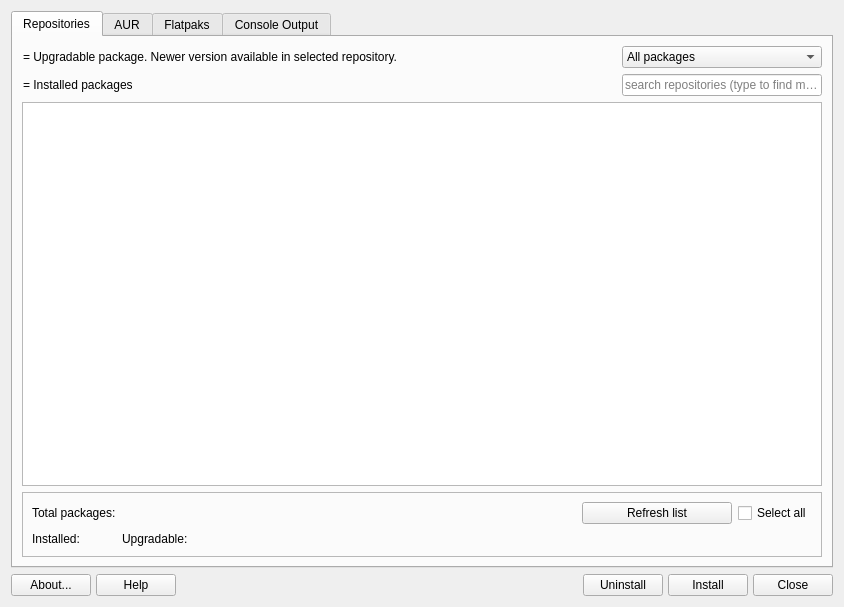
The window that src/mainwindow.ui (AdrianTM/mx-packageinstaller) describes before a commit, drawn with Qt 5.
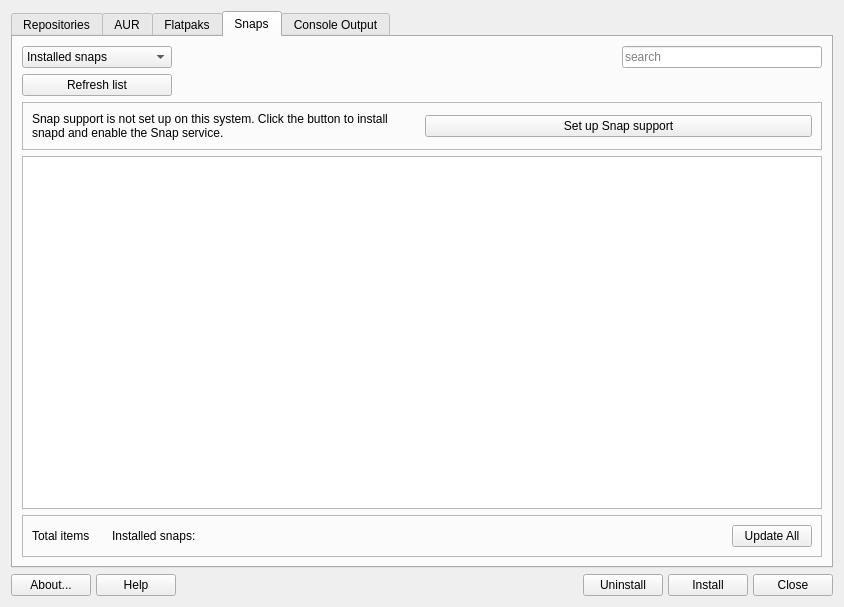
The same window after the commit. The open tabs and pages were chosen to show the change. Icons and pictures are not drawn.

Commit message:
Add Snap package management tab
Add a Snaps tab after the Flatpaks tab, shown only on systemd systems.
It supports searching the store (snap find), installing, removing, and
updating snaps, with a one-button snapd setup (installs snapd and runs
the snapd_setup helper to enable the service and install core), elevated
through the MXPI elevation tool.

Error dialogs for snap operations now report the short reason in the
message and put the raw backend output in the collapsible "Show Details"
box instead of cramming it into the title.

Patch:
```diff
--- a/src/mainwindow.ui
+++ b/src/mainwindow.ui
@@ -980,6 +980,213 @@
        </item>
       </layout>
      </widget>
+     <widget class="QWidget" name="tabSnap">
+      <property name="sizePolicy">
+       <sizepolicy hsizetype="Preferred" vsizetype="Expanding">
+        <horstretch>0</horstretch>
+        <verstretch>0</verstretch>
+       </sizepolicy>
+      </property>
+      <attribute name="title">
+       <string>Snaps</string>
+      </attribute>
+      <layout class="QGridLayout" name="gridLayoutSnap">
+       <item row="0" column="0">
+        <widget class="QComboBox" name="comboFilterSnap">
+         <property name="minimumSize">
+          <size>
+           <width>150</width>
+           <height>0</height>
+          </size>
+         </property>
+         <property name="maximumSize">
+          <size>
+           <width>200</width>
+           <height>16777215</height>
+          </size>
+         </property>
+         <property name="toolTip">
+          <string>&lt;html&gt;&lt;head/&gt;&lt;body&gt;&lt;p&gt;Filter packages according to their status.&lt;/p&gt;&lt;/body&gt;&lt;/html&gt;</string>
+         </property>
+         <property name="currentText">
+          <string>Installed snaps</string>
+         </property>
+         <item>
+          <property name="text">
+           <string>Installed snaps</string>
+          </property>
+         </item>
+         <item>
+          <property name="text">
+           <string>Search store</string>
+          </property>
+         </item>
+        </widget>
+       </item>
+       <item row="0" column="1">
+        <spacer name="horizontalSpacerSnap">
+         <property name="orientation">
+          <enum>Qt::Orientation::Horizontal</enum>
+         </property>
+         <property name="sizeHint" stdset="0">
+          <size>
+           <width>40</width>
+           <height>20</height>
+          </size>
+         </property>
+        </spacer>
+       </item>
+       <item row="0" column="2">
+        <widget class="QLineEdit" name="searchBoxSnap">
+         <property name="minimumSize">
+          <size>
+           <width>150</width>
+           <height>0</height>
+          </size>
+         </property>
+         <property name="maximumSize">
+          <size>
+           <width>200</width>
+           <height>16777215</height>
+          </size>
+         </property>
+         <property name="toolTip">
+          <string>&lt;html&gt;&lt;head/&gt;&lt;body&gt;&lt;p&gt;Type a term and press Enter to search the snap store.&lt;/p&gt;&lt;/body&gt;&lt;/html&gt;</string>
+         </property>
+         <property name="placeholderText">
+          <string>search</string>
+         </property>
+         <property name="clearButtonEnabled">
+          <bool>true</bool>
+         </property>
+        </widget>
+       </item>
+       <item row="1" column="0">
+        <widget class="QPushButton" name="pushRefreshSnap">
+         <property name="text">
+          <string>Refresh list</string>
+         </property>
+         <property name="autoDefault">
+          <bool>false</bool>
+         </property>
+        </widget>
+       </item>
+       <item row="2" column="0" colspan="3">
+        <widget class="QFrame" name="frameSnapSetup">
+         <property name="frameShape">
+          <enum>QFrame::Shape::StyledPanel</enum>
+         </property>
+         <property name="frameShadow">
+          <enum>QFrame::Shadow::Raised</enum>
+         </property>
+         <layout class="QGridLayout" name="gridLayoutSnapSetup">
+          <item row="0" column="0">
+           <widget class="QLabel" name="labelSnapSetup">
+            <property name="text">
+             <string>Snap support is not set up on this system. Click the button to install snapd and enable the Snap service.</string>
+            </property>
+            <property name="wordWrap">
+             <bool>true</bool>
+            </property>
+           </widget>
+          </item>
+          <item row="0" column="1">
+           <widget class="QPushButton" name="pushSetupSnapd">
+            <property name="text">
+             <string>Set up Snap support</string>
+            </property>
+            <property name="icon">
+             <iconset theme="system-software-install"/>
+            </property>
+            <property name="autoDefault">
+             <bool>false</bool>
+            </property>
+           </widget>
+          </item>
+         </layout>
+        </widget>
+       </item>
+       <item row="3" column="0" colspan="3">
+        <widget class="QTreeView" name="treeSnap">
+         <property name="sizePolicy">
+          <sizepolicy hsizetype="Expanding" vsizetype="Expanding">
+           <horstretch>0</horstretch>
+           <verstretch>0</verstretch>
+          </sizepolicy>
+         </property>
+         <property name="sortingEnabled">
+          <bool>true</bool>
+         </property>
+        </widget>
+       </item>
+       <item row="4" column="0" colspan="3">
+        <widget class="QFrame" name="frameSnap">
+         <property name="frameShape">
+          <enum>QFrame::Shape::StyledPanel</enum>
+         </property>
+         <property name="frameShadow">
+          <enum>QFrame::Shadow::Raised</enum>
+         </property>
+         <layout class="QGridLayout" name="gridLayoutSnapBottom">
+          <item row="0" column="0">
+           <widget class="QLabel" name="labelTotalApps_5">
+            <property name="text">
+             <string>Total items </string>
+            </property>
+           </widget>
+          </item>
+          <item row="0" column="1">
+           <widget class="QLabel" name="labelNumAppSnap">
+            <property name="text">
+             <string/>
+            </property>
+           </widget>
+          </item>
+          <item row="0" column="2">
+           <widget class="QLabel" name="labelInstalled_5">
+            <property name="text">
+             <string>Installed snaps:</string>
+            </property>
+           </widget>
+          </item>
+          <item row="0" column="3">
+           <widget class="QLabel" name="labelNumInstSnap">
+            <property name="text">
+             <string/>
+            </property>
+           </widget>
+          </item>
+          <item row="0" column="4">
+           <spacer name="horizontalSpacerSnap2">
+            <property name="orientation">
+             <enum>Qt::Orientation::Horizontal</enum>
+            </property>
+            <property name="sizeHint" stdset="0">
+             <size>
+              <width>40</width>
+              <height>20</height>
+             </size>
+            </property>
+           </spacer>
+          </item>
+          <item row="0" column="5">
+           <widget class="QPushButton" name="pushUpgradeSnap">
+            <property name="text">
+             <string>Update All</string>
+            </property>
+            <property name="icon">
+             <iconset theme="system-upgrade"/>
+            </property>
+            <property name="autoDefault">
+             <bool>false</bool>
+            </property>
+           </widget>
+          </item>
+         </layout>
+        </widget>
+       </item>
+      </layout>
+     </widget>
      <widget class="QWidget" name="tabOutput">
       <property name="sizePolicy">
        <sizepolicy hsizetype="Preferred" vsizetype="Expanding">
```
The commit also changes 8 other files.
